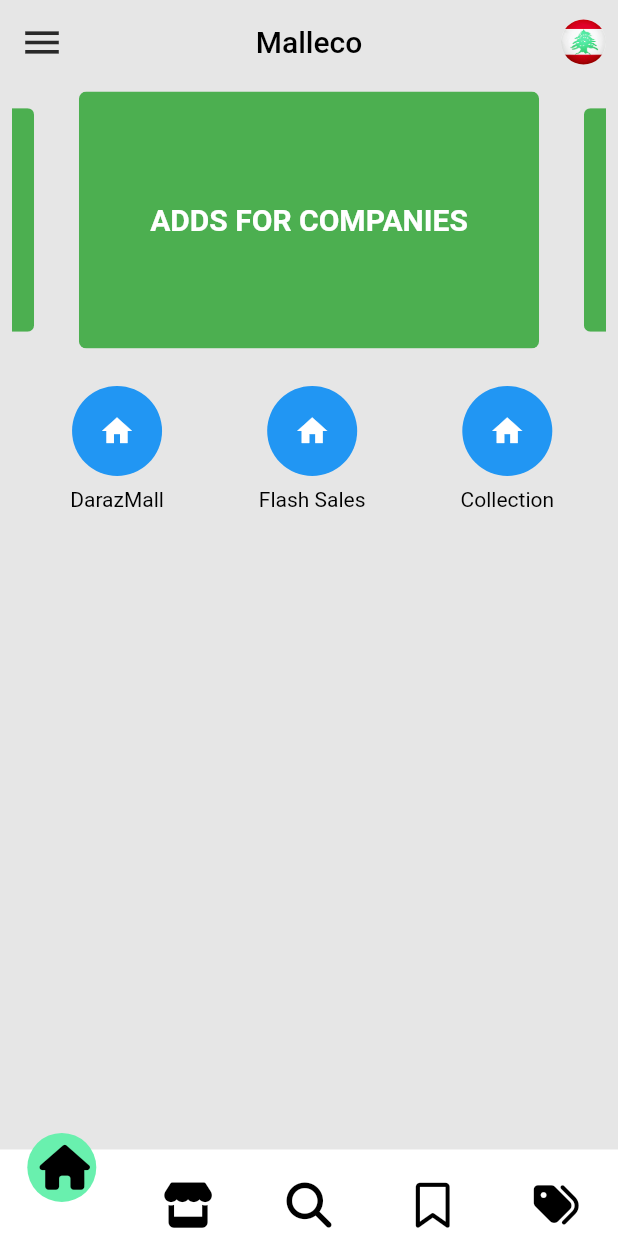
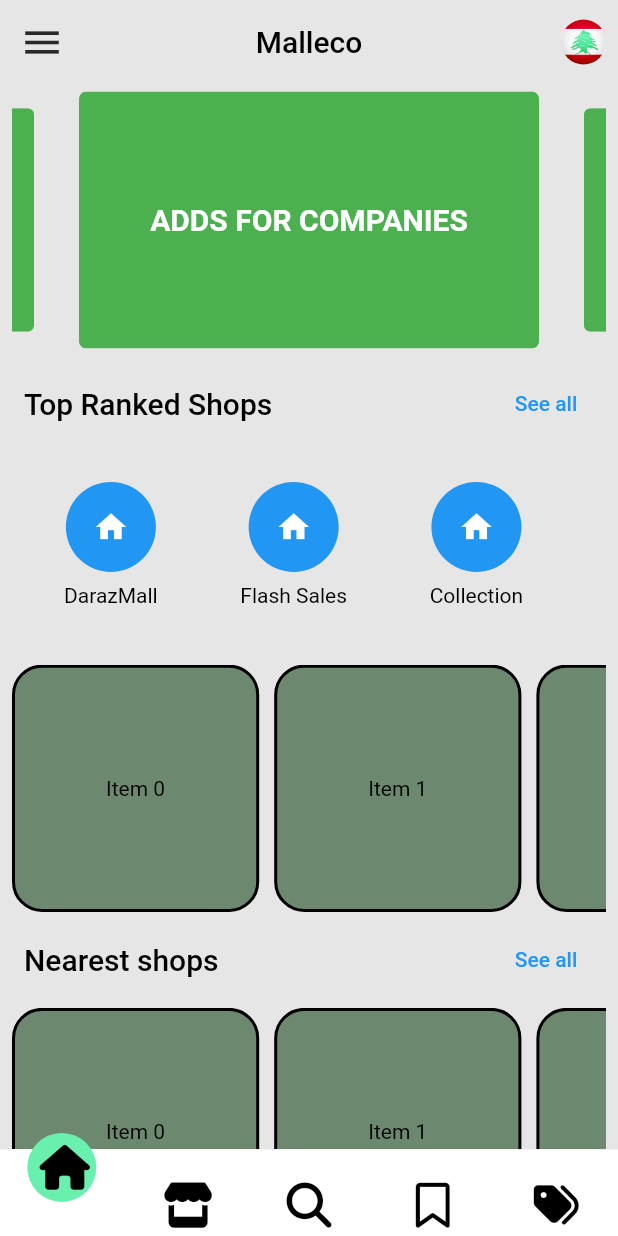
Before and after one commit to Muhammadtawil/Mall-App, a Flutter app: the screen it shows after launch, on a phone screen of 412 x 824 dp. Run offline on Flutter 3.47's test engine with Material 2 defaults, Android fonts, the phone set to English and light mode, and no system bars; drawn by our look-alikes of carousel_slider, curved_navigation_bar; our stand-ins replace flutter_riverpod, font_awesome_flutter.

Commit message:
add body

```diff
--- a/ecomall/lib/pages/home/home_screen.dart
+++ b/ecomall/lib/pages/home/home_screen.dart
@@ -5,7 +5,6 @@
 import 'package:flutter_riverpod/flutter_riverpod.dart';
 
 import '../../providers/app_theme_provider.dart';
-import '../../utilis/theme/app_theme.dart';
 import '../../widgets/bottom_nav_bar.dart';
 import '../../widgets/tab_bar_home.dart';
 
@@ -19,43 +18,7 @@
     return AnnotatedRegion<SystemUiOverlayStyle>(
         value: SystemUiOverlayStyle.dark,
         child: Scaffold(
-          appBar: AppBar(
-            systemOverlayStyle: isDarkMode
-                ? SystemUiOverlayStyle.light
-                : SystemUiOverlayStyle.dark,
-            elevation: 0,
-            title: Text(
-              'Malleco',
-              style: Theme.of(context).textTheme.titleLarge,
-            ),
-            centerTitle: true,
-            leading: Consumer(
-              builder: (context, ref, child) => IconButton(
-                  onPressed: () {
-                    AppDrawer.of(context)?.toggle();
-                  },
-                  icon: const Icon(
-                    Icons.menu,
-                    size: 30,
-                  )),
-            ),
-            actions: const [
-              Padding(
-                padding: EdgeInsets.all(8.0),
-                child: CircleAvatar(
-                  backgroundImage: AssetImage(
-                    'assets/leb.png',
-                  ),
-                  backgroundColor: Colors.white,
-                  radius: 15,
-                  // child: Image.asset(
-                  //   'assets/leb.png',
-                  //   fit: BoxFit.cover,
-                  // ),
-                ),
-              )
-            ],
-          ),
+          appBar: MainAppBar(isDarkMode: isDarkMode),
           body: Padding(
             padding: const EdgeInsets.symmetric(horizontal: 8.0),
             child: SingleChildScrollView(
@@ -68,11 +31,18 @@
                     height: MediaQuery.of(context).size.height * 0.22,
                     child: VerticalSlider(),
                   ),
+                  const TitlesHome(
+                    title: 'Top Ranked Shops',
+                  ),
                   Padding(
                     padding: const EdgeInsets.only(top: 10),
                     child: HomeTabBar(),
                   ),
-
+                  const HomeGridItems(),
+                  const TitlesHome(
+                    title: 'Nearest shops',
+                  ),
+                  const HomeGridItems(),
                   // CircleAvatar(
                   //   radius: 60,
                   //   backgroundColor: Colors.grey,
@@ -155,3 +125,120 @@
         ));
   }
 }
+
+class MainAppBar extends StatelessWidget with PreferredSizeWidget {
+  const MainAppBar({
+    super.key,
+    required this.isDarkMode,
+  });
+
+  final bool isDarkMode;
+
+  @override
+  Widget build(BuildContext context) {
+    return AppBar(
+      systemOverlayStyle:
+          isDarkMode ? SystemUiOverlayStyle.light : SystemUiOverlayStyle.dark,
+      elevation: 0,
+      title: Text(
+        'Malleco',
+        style: Theme.of(context).textTheme.titleLarge,
+      ),
+      centerTitle: true,
+      leading: Consumer(
+        builder: (context, ref, child) => IconButton(
+            onPressed: () {
+              AppDrawer.of(context)?.toggle();
+            },
+            icon: const Icon(
+              Icons.menu,
+              size: 30,
+            )),
+      ),
+      actions: const [
+        Padding(
+          padding: EdgeInsets.all(8.0),
+          child: CircleAvatar(
+            backgroundImage: AssetImage(
+              'assets/leb.png',
+            ),
+            backgroundColor: Colors.white,
+            radius: 15,
+            // child: Image.asset(
+            //   'assets/leb.png',
+            //   fit: BoxFit.cover,
+            // ),
+          ),
+        )
+      ],
+    );
+  }
+
+  @override
+  Size get preferredSize => const Size.fromHeight(kToolbarHeight);
+}
+
+class TitlesHome extends StatelessWidget {
+  const TitlesHome({
+    super.key,
+    required this.title,
+  });
+  final String title;
+  @override
+  Widget build(BuildContext context) {
+    return Padding(
+      padding: const EdgeInsets.all(8.0),
+      child: Row(
+        mainAxisAlignment: MainAxisAlignment.spaceBetween,
+        children: [
+          Text(title, style: Theme.of(context).textTheme.titleLarge),
+          TextButton(onPressed: () {}, child: const Text('See all'))
+        ],
+      ),
+    );
+  }
+}
+
+class HomeGridItems extends StatelessWidget {
+  const HomeGridItems({
+    super.key,
+  });
+
+  @override
+  Widget build(BuildContext context) {
+    return SizedBox(
+      height: MediaQuery.of(context).size.height * 0.20,
+      child: GridView.builder(
+        physics: const BouncingScrollPhysics(),
+        shrinkWrap: true,
+        scrollDirection: Axis.horizontal,
+        itemCount: 6, // The number of items in the grid
+        gridDelegate: const SliverGridDelegateWithFixedCrossAxisCount(
+          crossAxisCount: 1, // The number of columns in the grid
+          mainAxisSpacing: 10.0, // The spacing between each item vertically
+          crossAxisSpacing: 10.0, // The spacing between each item horizontally
+        ),
+        itemBuilder: (BuildContext context, int index) {
+          return Container(
+            decoration: BoxDecoration(
+              border: Border.all(
+                color: Colors.black,
+                width: 2.0,
+              ),
+              color: const Color.fromARGB(
+                255,
+                108,
+                136,
+                110,
+              ),
+              borderRadius: BorderRadius.circular(20.0),
+            ),
+            child: Center(
+              child: Text('Item $index'), // The content of each item
+            ),
+          );
+        },
+      ),
+    );
+  }
+}
--- a/ecomall/lib/widgets/tab_bar_home.dart
+++ b/ecomall/lib/widgets/tab_bar_home.dart
@@ -13,7 +13,7 @@
   @override
   Widget build(BuildContext context) {
     return SizedBox(
-      height: MediaQuery.of(context).size.height * 0.17,
+      height: MediaQuery.of(context).size.height * 0.16,
       child: GridView.builder(
         physics: const BouncingScrollPhysics(),
         shrinkWrap: true,
```
